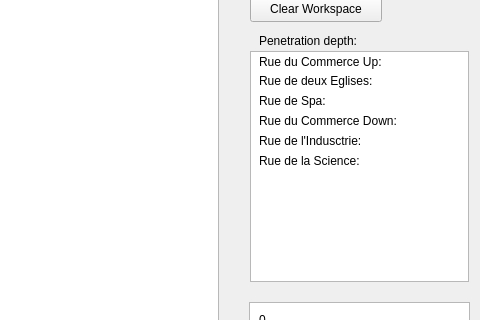
This is ieee80211g.ui in amatepl/RayTracing2019 as Qt 5 draws it before an edit; both pictures show x 801 to 1281 and y 135 to 455 of the 1281 by 707 pixel window. The edited form follows.
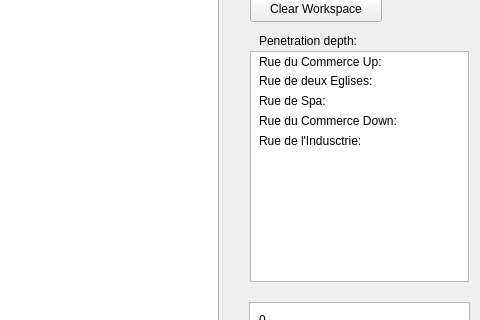
This is the edited form. Icons and pictures are not drawn.

```diff
--- a/ieee80211g.ui
+++ b/ieee80211g.ui
@@ -332,19 +332,6 @@
      <string>Rue de l'Indusctrie: </string>
     </property>
    </widget>
-   <widget class="QLabel" name="science">
-    <property name="geometry">
-     <rect>
-      <x>1060</x>
-      <y>270</y>
-      <width>201</width>
-      <height>17</height>
-     </rect>
-    </property>
-    <property name="text">
-     <string>Rue de la Science: </string>
-    </property>
-   </widget>
    <widget class="QLabel" name="label_3">
     <property name="geometry">
      <rect>
```
Left out of the diff: 7 changed lines with no effect on the pictures.
